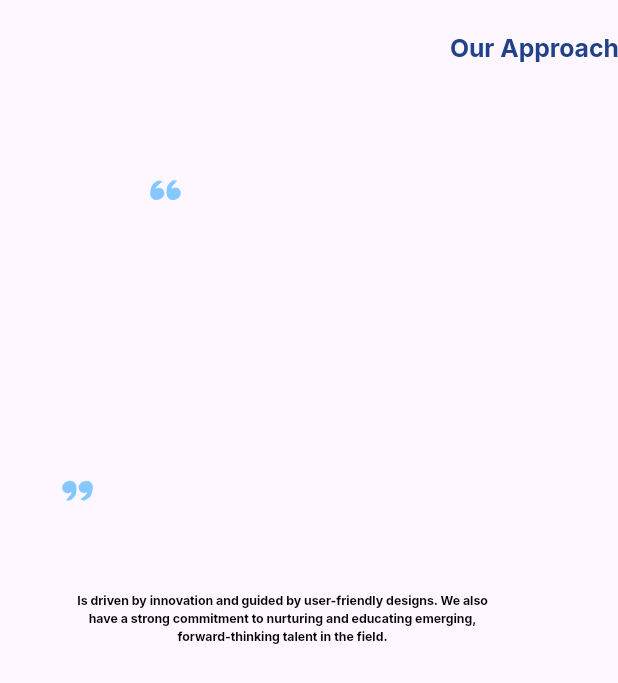
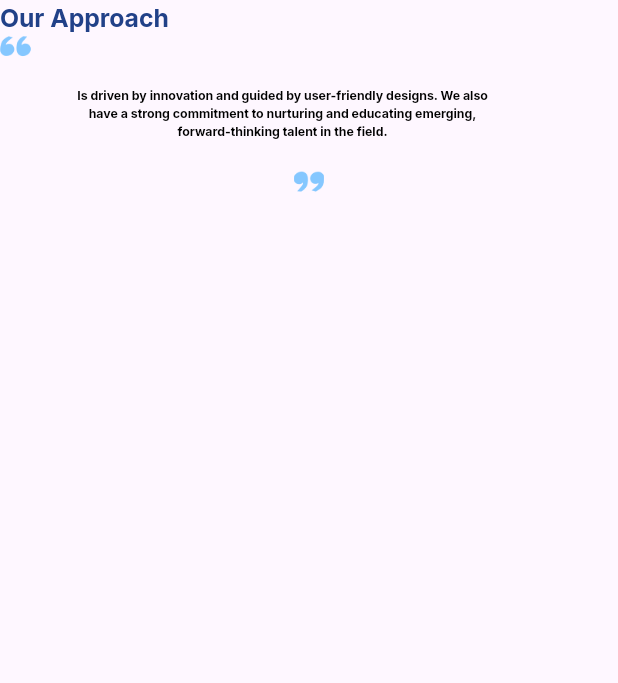
Before and after one commit to prachipachangepp/official_binyuga_website, a Flutter app: the ApprochScreen widget shown alone on an empty page, opened directly, on a phone screen of 412 x 824 dp. Shown: the top 683 px of the screen. Run offline on Flutter 3.47's test engine with Material 3 defaults, Android fonts, the phone set to English and light mode, and no system bars; our stand-ins replace google_fonts; network calls fail.

Commit message:
code changed & updated.

```diff
--- a/lib/presentation/font_manager.dart
+++ b/lib/presentation/font_manager.dart
@@ -17,5 +17,6 @@ class FontSize {
   static const double s8 = 8.0;
   static const double s10 = 10.0;
   static const double s13 = 13.0;
+  static const double s15 = 15.0;
   static const double s17 = 17.0;
 }
--- a/lib/presentation/theme_manager.dart
+++ b/lib/presentation/theme_manager.dart
@@ -10,7 +10,7 @@ class HomeScreen {
   static TextStyle sidebarTextStyle = GoogleFonts.inter(
       //textStyle: TextStyle(
   fontWeight: FontWeightManager.medium,
-  fontSize: FontSize.s17,
+  fontSize: FontSize.s15,
   letterSpacing: -0.011,
   color: ColorManager.white
   //)
@@ -23,7 +23,7 @@ class RButtonTheme{
   static TextStyle roundedButtonTextStyle = GoogleFonts.inter(
   //textStyle: TextStyle(
   fontWeight: FontWeightManager.semiBold,
-  fontSize: AppSize.s15,
+  fontSize: FontSize.s15,
   letterSpacing: -0.011,
   color: ColorManager.black);
 }
--- a/lib/presentation/value_manager.dart
+++ b/lib/presentation/value_manager.dart
@@ -8,6 +8,8 @@ class AppPadding {
   static const double p20 = 20.0;
   static const double p30 = 30.0;
   static const double p35 = 35.0;
+  static const double p100 = 100.0;
+  static const double p650 = 650.0;
 }
 
 class AppSize {
--- a/lib/screens/landing_page_screens/our_approach_screen/approach_screen.dart
+++ b/lib/screens/landing_page_screens/our_approach_screen/approach_screen.dart
@@ -13,21 +13,23 @@ class ApprochScreen extends StatelessWidget {
     return Container(
         child: Stack(
           children: [
-            Positioned(
-            top: 20,
-            left: 300,
-            child: Text(AppString.ourApproach,
+          Column(
+            children: [
+              Row(
+                children: [
+                  Text(AppString.ourApproach,
                       style: GoogleFonts.inter(textStyle: TextStyle(
                           fontWeight: FontWeightManager.bold,
                           fontSize: MediaQuery.of(context).size.width/25,
                           letterSpacing: -0.011,
                           color: ColorManager.darkBlue),)),
+                ],
               ),
-          SizedBox(height: 20,),
-          Positioned(
-              top: 120,
-              left: 100,
-              child: Image.asset("images/inverted_start.png",width: MediaQuery.of(context).size.width/20)),
+        Row(
+          children: [
+            Image.asset("images/inverted_start.png",width: MediaQuery.of(context).size.width/20),
+          ],
+        ),
     SizedBox(height: 20,),
               Row(
                // mainAxisAlignment: MainAxisAlignment.end,
@@ -47,11 +49,11 @@ class ApprochScreen extends StatelessWidget {
     ),],
               ),
               SizedBox(height: 20,),
-            Positioned(
-                top: 320,
-                right: 350,
-                child: Image.asset("images/inverted_end.png",
-                width: MediaQuery.of(context).size.width/20,)),
+              Image.asset("images/inverted_end.png",
+                width: MediaQuery.of(context).size.width/20,),
+              SizedBox(height: 40,),
+            ],
+          ),
         ]
         ),
       );
```
Also changed, not shown: lib/screens/home_page.dart (+58 -11 lines), lib/screens/landing_page_screens/home_screen/start_homepage_screen.dart (+149 -127 lines). Lines whose indentation alone changed are shown as unchanged.
